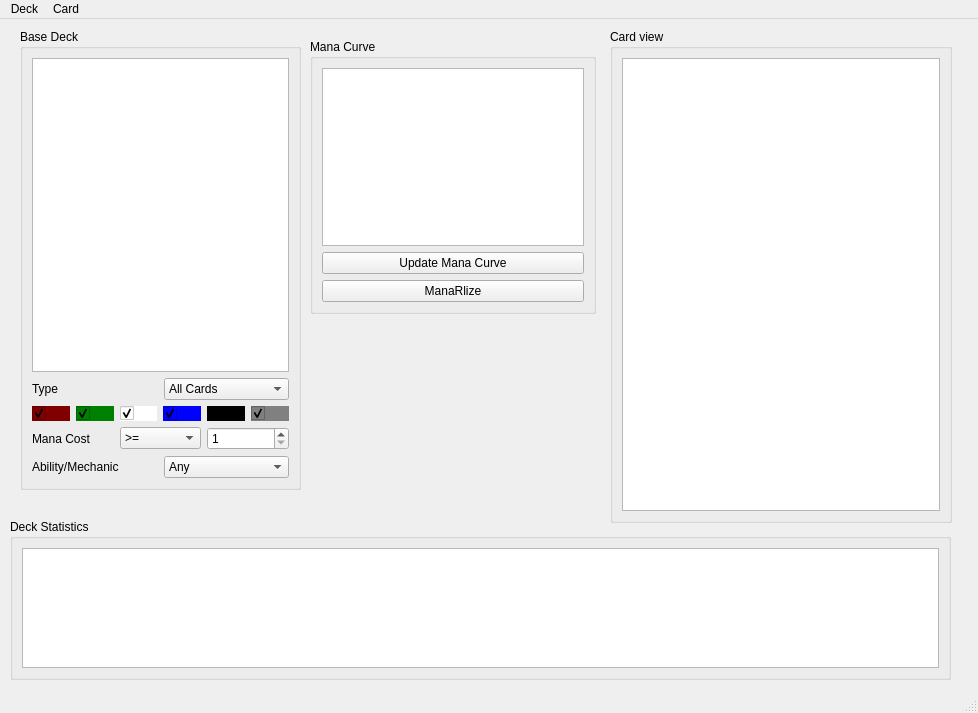
Above: mainwindow.ui from xaratustrah/manar before the change. Below: the same form after it.
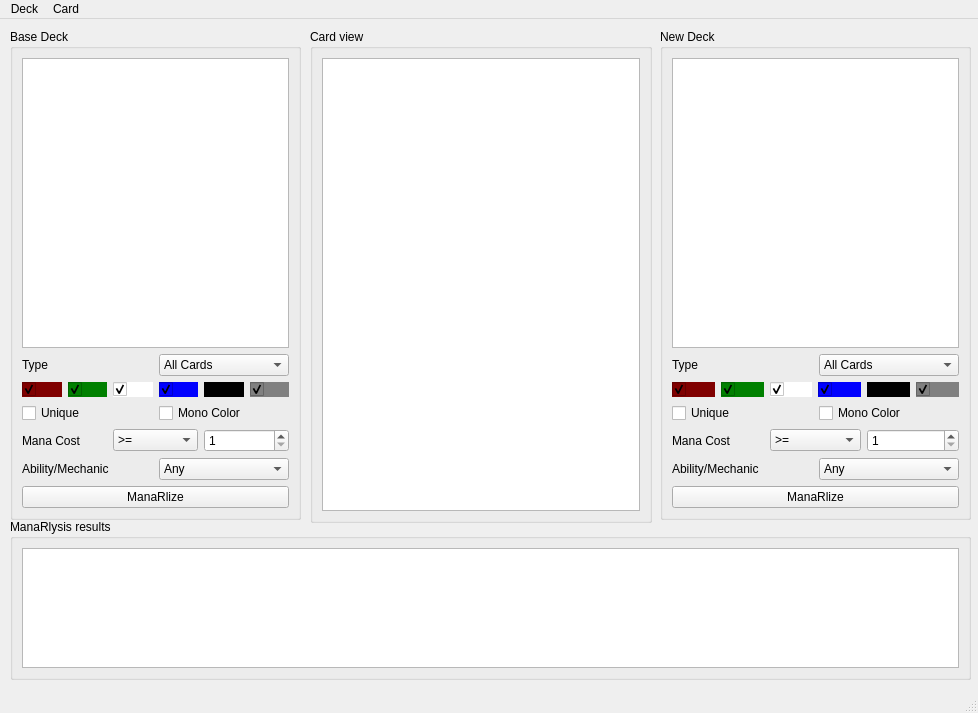
That is the form after the change.

```diff
--- a/mainwindow.ui
+++ b/mainwindow.ui
@@ -17,7 +17,7 @@
    <widget class="QGroupBox" name="groupBox">
     <property name="geometry">
      <rect>
-      <x>610</x>
+      <x>310</x>
       <y>10</y>
       <width>342</width>
       <height>494</height>
@@ -50,12 +50,12 @@
      <rect>
       <x>10</x>
       <y>500</y>
-      <width>941</width>
+      <width>961</width>
       <height>161</height>
      </rect>
     </property>
     <property name="title">
-     <string>Deck Statistics</string>
+     <string>ManaRlysis results</string>
     </property>
     <layout class="QGridLayout" name="gridLayout">
      <item row="0" column="0">
@@ -67,45 +67,13 @@
      </item>
     </layout>
    </widget>
-   <widget class="QGroupBox" name="groupBox_2">
-    <property name="geometry">
-     <rect>
-      <x>310</x>
-      <y>20</y>
-      <width>286</width>
-      <height>275</height>
-     </rect>
-    </property>
-    <property name="title">
-     <string>Mana Curve</string>
-    </property>
-    <layout class="QVBoxLayout" name="verticalLayout">
-     <item>
-      <widget class="QGraphicsView" name="graphicsView_mana"/>
-     </item>
-     <item>
-      <widget class="QPushButton" name="pushButton_mana_curve">
-       <property name="text">
-        <string>Update Mana Curve</string>
-       </property>
-      </widget>
-     </item>
-     <item>
-      <widget class="QPushButton" name="pushButton_manarlize">
-       <property name="text">
-        <string>ManaRlize</string>
-       </property>
-      </widget>
-     </item>
-    </layout>
-   </widget>
    <widget class="QGroupBox" name="groupBox_base">
     <property name="geometry">
      <rect>
-      <x>20</x>
+      <x>10</x>
       <y>10</y>
-      <width>281</width>
-      <height>461</height>
+      <width>291</width>
+      <height>491</height>
      </rect>
     </property>
     <property name="title">
@@ -256,6 +224,24 @@
        </item>
       </layout>
      </item>
+     <item>
+      <layout class="QHBoxLayout" name="horizontalLayout_2">
+       <item>
+        <widget class="QCheckBox" name="checkBox_unique_base">
+         <property name="text">
+          <string>Unique</string>
+         </property>
+        </widget>
+       </item>
+       <item>
+        <widget class="QCheckBox" name="checkBox_mono_base">
+         <property name="text">
+          <string>Mono Color</string>
+         </property>
+        </widget>
+       </item>
+      </layout>
+     </item>
      <item>
       <layout class="QHBoxLayout" name="horizontalLayout_3">
        <item>
@@ -424,6 +410,365 @@
        </item>
       </layout>
      </item>
+     <item>
+      <widget class="QPushButton" name="pushButton_manarlize">
+       <property name="text">
+        <string>ManaRlize</string>
+       </property>
+      </widget>
+     </item>
+    </layout>
+   </widget>
+   <widget class="QGroupBox" name="groupBox_base_2">
+    <property name="geometry">
+     <rect>
+      <x>660</x>
+      <y>10</y>
+      <width>311</width>
+      <height>491</height>
+     </rect>
+    </property>
+    <property name="title">
+     <string>New Deck</string>
+    </property>
+    <layout class="QVBoxLayout" name="verticalLayout_4">
+     <item>
+      <widget class="QListView" name="listView_base_2">
+       <property name="movement">
+        <enum>QListView::Snap</enum>
+       </property>
+      </widget>
+     </item>
+     <item>
+      <layout class="QHBoxLayout" name="horizontalLayout_6">
+       <item>
+        <widget class="QLabel" name="label_type_base_2">
+         <property name="text">
+          <string>Type</string>
+         </property>
+        </widget>
+       </item>
+       <item>
+        <widget class="QComboBox" name="comboBox_type_base_2">
+         <item>
+          <property name="text">
+           <string>All Cards</string>
+          </property>
+         </item>
+         <item>
+          <property name="text">
+           <string>Artifact</string>
+          </property>
+         </item>
+         <item>
+          <property name="text">
+           <string>Creature</string>
+          </property>
+         </item>
+         <item>
+          <property name="text">
+           <string>Enchantment</string>
+          </property>
+         </item>
+         <item>
+          <property name="text">
+           <string>Instant</string>
+          </property>
+         </item>
+         <item>
+          <property name="text">
+           <string>Land</string>
+          </property>
+         </item>
+         <item>
+          <property name="text">
+           <string>Planeswalker</string>
+          </property>
+         </item>
+         <item>
+          <property name="text">
+           <string>Sorcery</string>
+          </property>
+         </item>
+        </widget>
+       </item>
+      </layout>
+     </item>
+     <item>
+      <layout class="QHBoxLayout" name="horizontalLayout_7">
+       <item>
+        <widget class="QCheckBox" name="checkBox_r_base_2">
+         <property name="styleSheet">
+          <string notr="true">background-color:rgb(128, 0, 0)</string>
+         </property>
+         <property name="text">
+          <string/>
+         </property>
+         <property name="checked">
+          <bool>true</bool>
+         </property>
+        </widget>
+       </item>
+       <item>
+        <widget class="QCheckBox" name="checkBox_g_base_2">
+         <property name="styleSheet">
+          <string notr="true">background-color:rgb(0, 128, 0)</string>
+         </property>
+         <property name="text">
+          <string/>
+         </property>
+         <property name="checked">
+          <bool>true</bool>
+         </property>
+        </widget>
+       </item>
+       <item>
+        <widget class="QCheckBox" name="checkBox_w_base_2">
+         <property name="styleSheet">
+          <string notr="true">background-color:rgb(255, 255, 255)</string>
+         </property>
+         <property name="text">
+          <string/>
+         </property>
+         <property name="checked">
+          <bool>true</bool>
+         </property>
+        </widget>
+       </item>
+       <item>
+        <widget class="QCheckBox" name="checkBox_u_base_2">
+         <property name="styleSheet">
+          <string notr="true">background-color:rgb(0, 0, 255)</string>
+         </property>
+         <property name="text">
+          <string/>
+         </property>
+         <property name="checked">
+          <bool>true</bool>
+         </property>
+        </widget>
+       </item>
+       <item>
+        <widget class="QCheckBox" name="checkBox_b_base_2">
+         <property name="styleSheet">
+          <string notr="true">background-color:rgb(0, 0, 0)</string>
+         </property>
+         <property name="text">
+          <string/>
+         </property>
+         <property name="checked">
+          <bool>true</bool>
+         </property>
+        </widget>
+       </item>
+       <item>
+        <widget class="QCheckBox" name="checkBox_cl_base_2">
+         <property name="styleSheet">
+          <string notr="true">background-color:rgb(128, 128, 128)</string>
+         </property>
+         <property name="text">
+          <string/>
+         </property>
+         <property name="checked">
+          <bool>true</bool>
+         </property>
+        </widget>
+       </item>
+      </layout>
+     </item>
+     <item>
+      <layout class="QHBoxLayout" name="horizontalLayout_8">
+       <item>
+        <widget class="QCheckBox" name="checkBox_unique_base_2">
+         <property name="text">
+          <string>Unique</string>
+         </property>
+        </widget>
+       </item>
+       <item>
+        <widget class="QCheckBox" name="checkBox_mono_base_2">
+         <property name="text">
+          <string>Mono Color</string>
+         </property>
+        </widget>
+       </item>
+      </layout>
+     </item>
+     <item>
+      <layout class="QHBoxLayout" name="horizontalLayout_9">
+       <item>
+        <widget class="QLabel" name="labe_mana_base_2">
+         <property name="text">
+          <string>Mana Cost</string>
+         </property>
+        </widget>
+       </item>
+       <item>
+        <widget class="QComboBox" name="comboBox_mana_base_2">
+         <item>
+          <property name="text">
+           <string>&gt;=</string>
+          </property>
+         </item>
+         <item>
+          <property name="text">
+           <string>=</string>
+          </property>
+         </item>
+         <item>
+          <property name="text">
+           <string>&lt;</string>
+          </property>
+         </item>
+         <item>
+          <property name="text">
+           <string>&lt;=</string>
+          </property>
+         </item>
+         <item>
+          <property name="text">
+           <string>&gt;</string>
+          </property>
+         </item>
+        </widget>
+       </item>
+       <item>
+        <widget class="QSpinBox" name="spinBox_mana_base_2">
+         <property name="minimum">
+          <number>1</number>
+         </property>
+         <property name="maximum">
+          <number>50</number>
+         </property>
+         <property name="value">
+          <number>1</number>
+         </property>
+        </widget>
+       </item>
+      </layout>
+     </item>
+     <item>
+      <layout class="QHBoxLayout" name="horizontalLayout_10">
+       <item>
+        <widget class="QLabel" name="label_2">
+         <property name="text">
+          <string>Ability/Mechanic</string>
+         </property>
+        </widget>
+       </item>
+       <item>
+        <widget class="QComboBox" name="comboBox_ability_base_2">
+         <item>
+          <property name="text">
+           <string>Any</string>
+          </property>
+         </item>
+         <item>
+          <property name="text">
+           <string>Bolster</string>
+          </property>
+         </item>
+         <item>
+          <property name="text">
+           <string>Dash</string>
+          </property>
+         </item>
+         <item>
+          <property name="text">
+           <string>Dearthtouch</string>
+          </property>
+         </item>
+         <item>
+          <property name="text">
+           <string>Delve</string>
+          </property>
+         </item>
+         <item>
+          <property name="text">
+           <string>Ferocious</string>
+          </property>
+         </item>
+         <item>
+          <property name="text">
+           <string>Flash</string>
+          </property>
+         </item>
+         <item>
+          <property name="text">
+           <string>Flying</string>
+          </property>
+         </item>
+         <item>
+          <property name="text">
+           <string>Haste</string>
+          </property>
+         </item>
+         <item>
+          <property name="text">
+           <string>Hexproof</string>
+          </property>
+         </item>
+         <item>
+          <property name="text">
+           <string>Indestructible</string>
+          </property>
+         </item>
+         <item>
+          <property name="text">
+           <string>Lifelink</string>
+          </property>
+         </item>
+         <item>
+          <property name="text">
+           <string>Manifest</string>
+          </property>
+         </item>
+         <item>
+          <property name="text">
+           <string>Morph</string>
+          </property>
+         </item>
+         <item>
+          <property name="text">
+           <string>Outlast</string>
+          </property>
+         </item>
+         <item>
+          <property name="text">
+           <string>Protection</string>
+          </property>
+         </item>
+         <item>
+          <property name="text">
+           <string>Prowess</string>
+          </property>
+         </item>
+         <item>
+          <property name="text">
+           <string>Raid</string>
+          </property>
+         </item>
+         <item>
+          <property name="text">
+           <string>Reach</string>
+          </property>
+         </item>
+         <item>
+          <property name="text">
+           <string>Vigilance</string>
+          </property>
+         </item>
+        </widget>
+       </item>
+      </layout>
+     </item>
+     <item>
+      <widget class="QPushButton" name="pushButton_manarlize_2">
+       <property name="text">
+        <string>ManaRlize</string>
+       </property>
+      </widget>
+     </item>
     </layout>
    </widget>
    <zorder>groupBox_base</zorder>
```
Left out of the diff: 2 changed lines with no effect on the pictures.
